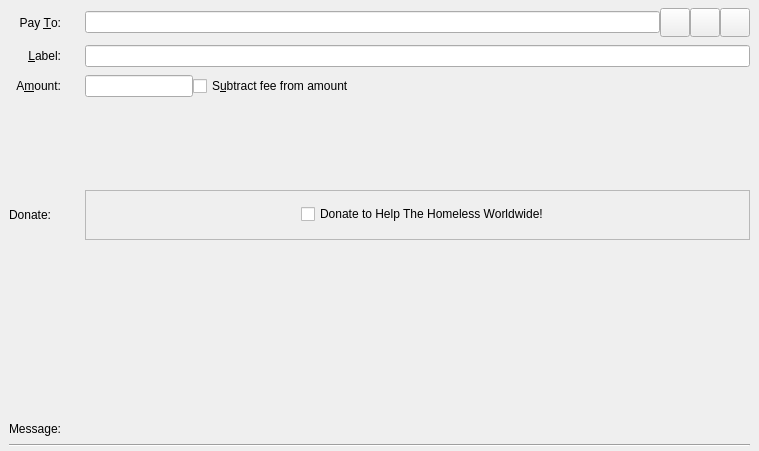
Above: src/qt/forms/sendcoinsentry.ui from HTHcoin/helpthehomelesscoin before the change. Below: the same form after it.
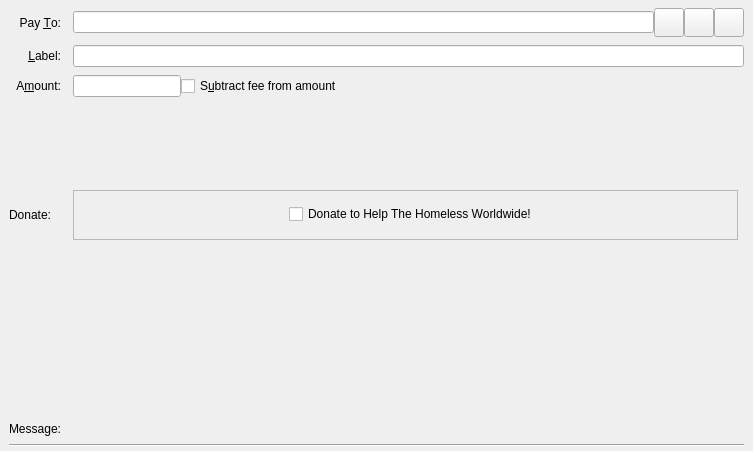
That is the form after the change. Custom widgets are drawn as their Qt base class.

The edit to the form file:
```diff
--- a/src/qt/forms/sendcoinsentry.ui
+++ b/src/qt/forms/sendcoinsentry.ui
@@ -36,220 +36,7 @@
     <property name="verticalSpacing">
      <number>8</number>
     </property>
-    <item row="4" column="0">
-     <widget class="QLabel" name="messageCaption">
-      <property name="text">
-       <string>Donate:</string>
-      </property>
-      <property name="alignment">
-       <set>Qt::AlignLeading|Qt::AlignLeft|Qt::AlignVCenter</set>
-      </property>
-      <property name="wordWrap">
-       <bool>true</bool>
-      </property>
-     </widget>
-    </item>
-    <item row="2" column="0">
-     <widget class="QLabel" name="amountLabel">
-      <property name="text">
-       <string>A&amp;mount:</string>
-      </property>
-      <property name="alignment">
-       <set>Qt::AlignRight|Qt::AlignTrailing|Qt::AlignVCenter</set>
-      </property>
-      <property name="buddy">
-       <cstring>payAmount</cstring>
-      </property>
-     </widget>
-    </item>
-    <item row="0" column="0">
-     <widget class="QLabel" name="payToLabel">
-      <property name="text">
-       <string>Pay &amp;To:</string>
-      </property>
-      <property name="alignment">
-       <set>Qt::AlignRight|Qt::AlignTrailing|Qt::AlignVCenter</set>
-      </property>
-      <property name="buddy">
-       <cstring>payTo</cstring>
-      </property>
-     </widget>
-    </item>
-    <item row="1" column="2">
-     <widget class="QLineEdit" name="addAsLabel">
-      <property name="toolTip">
-       <string>Enter a label for this address to add it to the list of used addresses</string>
-      </property>
-     </widget>
-    </item>
-    <item row="6" column="2">
-     <widget class="QLabel" name="messageTextLabel">
-      <property name="toolTip">
-       <string>A message that was attached to the HTH: URI which will be stored with the transaction for your reference. Note: This message will not be sent over the HelpTheHomeless network.</string>
-      </property>
-      <property name="textFormat">
-       <enum>Qt::PlainText</enum>
-      </property>
-     </widget>
-    </item>
-    <item row="5" column="2">
-     <spacer name="verticalSpacer_2">
-      <property name="orientation">
-       <enum>Qt::Vertical</enum>
-      </property>
-      <property name="sizeHint" stdset="0">
-       <size>
-        <width>20</width>
-        <height>40</height>
-       </size>
-      </property>
-     </spacer>
-    </item>
-    <item row="1" column="0">
-     <widget class="QLabel" name="labellLabel">
-      <property name="text">
-       <string>&amp;Label:</string>
-      </property>
-      <property name="alignment">
-       <set>Qt::AlignRight|Qt::AlignTrailing|Qt::AlignVCenter</set>
-      </property>
-      <property name="buddy">
-       <cstring>addAsLabel</cstring>
-      </property>
-     </widget>
-    </item>
-    <item row="2" column="2">
-     <layout class="QHBoxLayout" name="horizontalLayoutAmount" stretch="0,1">
-      <item>
-       <widget class="BitcoinAmountField" name="payAmount"/>
-      </item>
-      <item>
-       <widget class="QCheckBox" name="checkboxSubtractFeeFromAmount">
-        <property name="toolTip">
-         <string>The fee will be deducted from the amount being sent. The recipient will receive a lower amount of HTH than you enter in the amount field. If multiple recipients are selected, the fee is split equally.</string>
-        </property>
-        <property name="text">
-         <string>S&amp;ubtract fee from amount</string>
-        </property>
-       </widget>
-      </item>
-     </layout>
-    </item>
-    <item row="7" column="0" colspan="3">
-     <widget class="Line" name="line">
-      <property name="orientation">
-       <enum>Qt::Horizontal</enum>
-      </property>
-     </widget>
-    </item>
-    <item row="6" column="0">
-     <widget class="QLabel" name="messageLabel">
-      <property name="text">
-       <string>Message:</string>
-      </property>
-      <property name="alignment">
-       <set>Qt::AlignRight|Qt::AlignTrailing|Qt::AlignVCenter</set>
-      </property>
-     </widget>
-    </item>
-    <item row="0" column="2">
-     <layout class="QHBoxLayout" name="payToLayout">
-      <property name="spacing">
-       <number>0</number>
-      </property>
-      <item>
-       <widget class="QValidatedLineEdit" name="payTo">
-        <property name="toolTip">
-         <string>The HelpTheHomeless address to send the payment to</string>
-        </property>
-       </widget>
-      </item>
-      <item>
-       <widget class="QToolButton" name="addressBookButton">
-        <property name="toolTip">
-         <string>Choose previously used address</string>
-        </property>
-        <property name="text">
-         <string/>
-        </property>
-        <property name="iconSize">
-         <size>
-          <width>22</width>
-          <height>22</height>
-         </size>
-        </property>
-        <property name="shortcut">
-         <string>Alt+A</string>
-        </property>
-       </widget>
-      </item>
-      <item>
-       <widget class="QToolButton" name="pasteButton">
-        <property name="toolTip">
-         <string>Paste address from clipboard</string>
-        </property>
-        <property name="text">
-         <string/>
-        </property>
-        <property name="iconSize">
-         <size>
-          <width>22</width>
-          <height>22</height>
-         </size>
-        </property>
-        <property name="shortcut">
-         <string>Alt+P</string>
-        </property>
-       </widget>
-      </item>
-      <item>
-       <widget class="QToolButton" name="deleteButton">
-        <property name="toolTip">
-         <string>Remove this entry</string>
-        </property>
-        <property name="text">
-         <string/>
-        </property>
-        <property name="iconSize">
-         <size>
-          <width>22</width>
-          <height>22</height>
-         </size>
-        </property>
-       </widget>
-      </item>
-     </layout>
-    </item>
-    <item row="3" column="2">
-     <spacer name="verticalSpacer">
-      <property name="orientation">
-       <enum>Qt::Vertical</enum>
-      </property>
-      <property name="sizeType">
-       <enum>QSizePolicy::Fixed</enum>
-      </property>
-      <property name="sizeHint" stdset="0">
-       <size>
-        <width>20</width>
-        <height>85</height>
-       </size>
-      </property>
-     </spacer>
-    </item>
     <item row="4" column="1">
-     <spacer name="horizontalSpacer">
-      <property name="orientation">
-       <enum>Qt::Horizontal</enum>
-      </property>
-      <property name="sizeHint" stdset="0">
-       <size>
-        <width>40</width>
-        <height>20</height>
-       </size>
-      </property>
-     </spacer>
-    </item>
-    <item row="4" column="2">
      <widget class="QFrame" name="frameDonate">
       <property name="sizePolicy">
        <sizepolicy hsizetype="Fixed" vsizetype="Fixed">
@@ -308,6 +95,206 @@
       </widget>
      </widget>
     </item>
+    <item row="6" column="0">
+     <widget class="QLabel" name="messageLabel">
+      <property name="text">
+       <string>Message:</string>
+      </property>
+      <property name="alignment">
+       <set>Qt::AlignRight|Qt::AlignTrailing|Qt::AlignVCenter</set>
+      </property>
+     </widget>
+    </item>
+    <item row="0" column="1">
+     <layout class="QHBoxLayout" name="payToLayout">
+      <property name="spacing">
+       <number>0</number>
+      </property>
+      <item>
+       <widget class="QValidatedLineEdit" name="payTo">
+        <property name="toolTip">
+         <string>The HelpTheHomeless address to send the payment to</string>
+        </property>
+       </widget>
+      </item>
+      <item>
+       <widget class="QToolButton" name="addressBookButton">
+        <property name="toolTip">
+         <string>Choose previously used address</string>
+        </property>
+        <property name="text">
+         <string/>
+        </property>
+        <property name="iconSize">
+         <size>
+          <width>22</width>
+          <height>22</height>
+         </size>
+        </property>
+        <property name="shortcut">
+         <string>Alt+A</string>
+        </property>
+       </widget>
+      </item>
+      <item>
+       <widget class="QToolButton" name="pasteButton">
+        <property name="toolTip">
+         <string>Paste address from clipboard</string>
+        </property>
+        <property name="text">
+         <string/>
+        </property>
+        <property name="iconSize">
+         <size>
+          <width>22</width>
+          <height>22</height>
+         </size>
+        </property>
+        <property name="shortcut">
+         <string>Alt+P</string>
+        </property>
+       </widget>
+      </item>
+      <item>
+       <widget class="QToolButton" name="deleteButton">
+        <property name="toolTip">
+         <string>Remove this entry</string>
+        </property>
+        <property name="text">
+         <string/>
+        </property>
+        <property name="iconSize">
+         <size>
+          <width>22</width>
+          <height>22</height>
+         </size>
+        </property>
+       </widget>
+      </item>
+     </layout>
+    </item>
+    <item row="3" column="1">
+     <spacer name="verticalSpacer">
+      <property name="orientation">
+       <enum>Qt::Vertical</enum>
+      </property>
+      <property name="sizeType">
+       <enum>QSizePolicy::Fixed</enum>
+      </property>
+      <property name="sizeHint" stdset="0">
+       <size>
+        <width>20</width>
+        <height>85</height>
+       </size>
+      </property>
+     </spacer>
+    </item>
+    <item row="7" column="0" colspan="2">
+     <widget class="Line" name="line">
+      <property name="orientation">
+       <enum>Qt::Horizontal</enum>
+      </property>
+     </widget>
+    </item>
+    <item row="6" column="1">
+     <widget class="QLabel" name="messageTextLabel">
+      <property name="toolTip">
+       <string>A message that was attached to the HTH: URI which will be stored with the transaction for your reference. Note: This message will not be sent over the HelpTheHomeless network.</string>
+      </property>
+      <property name="textFormat">
+       <enum>Qt::PlainText</enum>
+      </property>
+     </widget>
+    </item>
+    <item row="4" column="0">
+     <widget class="QLabel" name="messageCaption">
+      <property name="text">
+       <string>Donate:</string>
+      </property>
+      <property name="alignment">
+       <set>Qt::AlignLeading|Qt::AlignLeft|Qt::AlignVCenter</set>
+      </property>
+      <property name="wordWrap">
+       <bool>true</bool>
+      </property>
+     </widget>
+    </item>
+    <item row="2" column="0">
+     <widget class="QLabel" name="amountLabel">
+      <property name="text">
+       <string>A&amp;mount:</string>
+      </property>
+      <property name="alignment">
+       <set>Qt::AlignRight|Qt::AlignTrailing|Qt::AlignVCenter</set>
+      </property>
+      <property name="buddy">
+       <cstring>payAmount</cstring>
+      </property>
+     </widget>
+    </item>
+    <item row="5" column="1">
+     <spacer name="verticalSpacer_2">
+      <property name="orientation">
+       <enum>Qt::Vertical</enum>
+      </property>
+      <property name="sizeHint" stdset="0">
+       <size>
+        <width>20</width>
+        <height>40</height>
+       </size>
+      </property>
+     </spacer>
+    </item>
+    <item row="1" column="0">
+     <widget class="QLabel" name="labellLabel">
+      <property name="text">
+       <string>&amp;Label:</string>
+      </property>
+      <property name="alignment">
+       <set>Qt::AlignRight|Qt::AlignTrailing|Qt::AlignVCenter</set>
+      </property>
+      <property name="buddy">
+       <cstring>addAsLabel</cstring>
+      </property>
+     </widget>
+    </item>
+    <item row="2" column="1">
+     <layout class="QHBoxLayout" name="horizontalLayoutAmount" stretch="0,1">
+      <item>
+       <widget class="BitcoinAmountField" name="payAmount"/>
+      </item>
+      <item>
+       <widget class="QCheckBox" name="checkboxSubtractFeeFromAmount">
+        <property name="toolTip">
+         <string>The fee will be deducted from the amount being sent. The recipient will receive a lower amount of HTH than you enter in the amount field. If multiple recipients are selected, the fee is split equally.</string>
+        </property>
+        <property name="text">
+         <string>S&amp;ubtract fee from amount</string>
+        </property>
+       </widget>
+      </item>
+     </layout>
+    </item>
+    <item row="0" column="0">
+     <widget class="QLabel" name="payToLabel">
+      <property name="text">
+       <string>Pay &amp;To:</string>
+      </property>
+      <property name="alignment">
+       <set>Qt::AlignRight|Qt::AlignTrailing|Qt::AlignVCenter</set>
+      </property>
+      <property name="buddy">
+       <cstring>payTo</cstring>
+      </property>
+     </widget>
+    </item>
+    <item row="1" column="1">
+     <widget class="QLineEdit" name="addAsLabel">
+      <property name="toolTip">
+       <string>Enter a label for this address to add it to the list of used addresses</string>
+      </property>
+     </widget>
+    </item>
    </layout>
   </widget>
   <widget class="QFrame" name="SendCoins_UnauthenticatedPaymentRequest">
```
